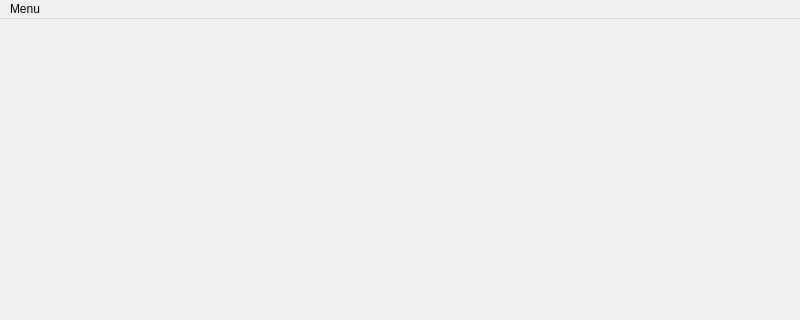
First picture: the form in mainwindow.ui, repository WeimingQuantumGo/Weiqi, before the edit; both pictures show x 0 to 800 and y 0 to 320 of the 800 by 600 pixel window.
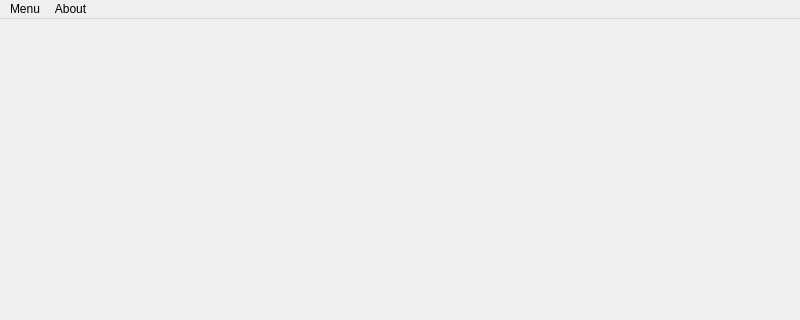
Second picture: the form after the edit.

Patch:
```diff
--- a/mainwindow.ui
+++ b/mainwindow.ui
@@ -43,7 +43,14 @@
     </property>
     <addaction name="actionNew_Game"/>
    </widget>
+   <widget class="QMenu" name="menuAbout">
+    <property name="title">
+     <string>About</string>
+    </property>
+    <addaction name="actionWeiming_Quantum_Go"/>
+   </widget>
    <addaction name="menuMenu"/>
+   <addaction name="menuAbout"/>
   </widget>
   <widget class="QStatusBar" name="statusbar"/>
   <action name="actionNew_Game">
```
Left out of the diff: 5 changed lines with no effect on the pictures.
